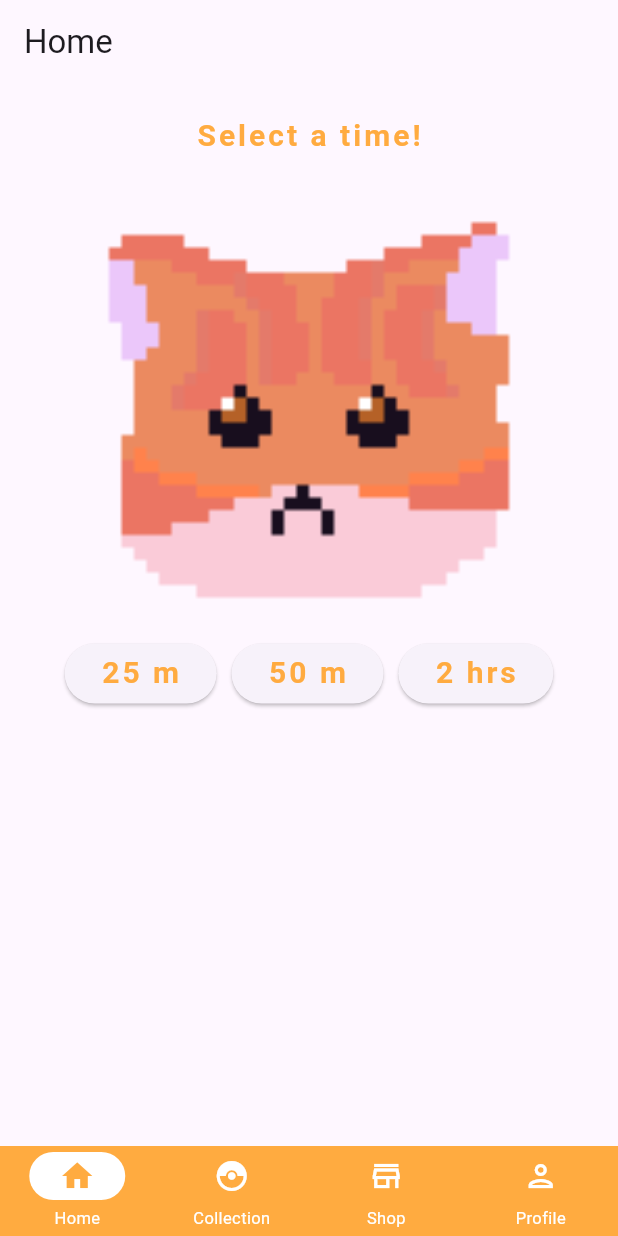
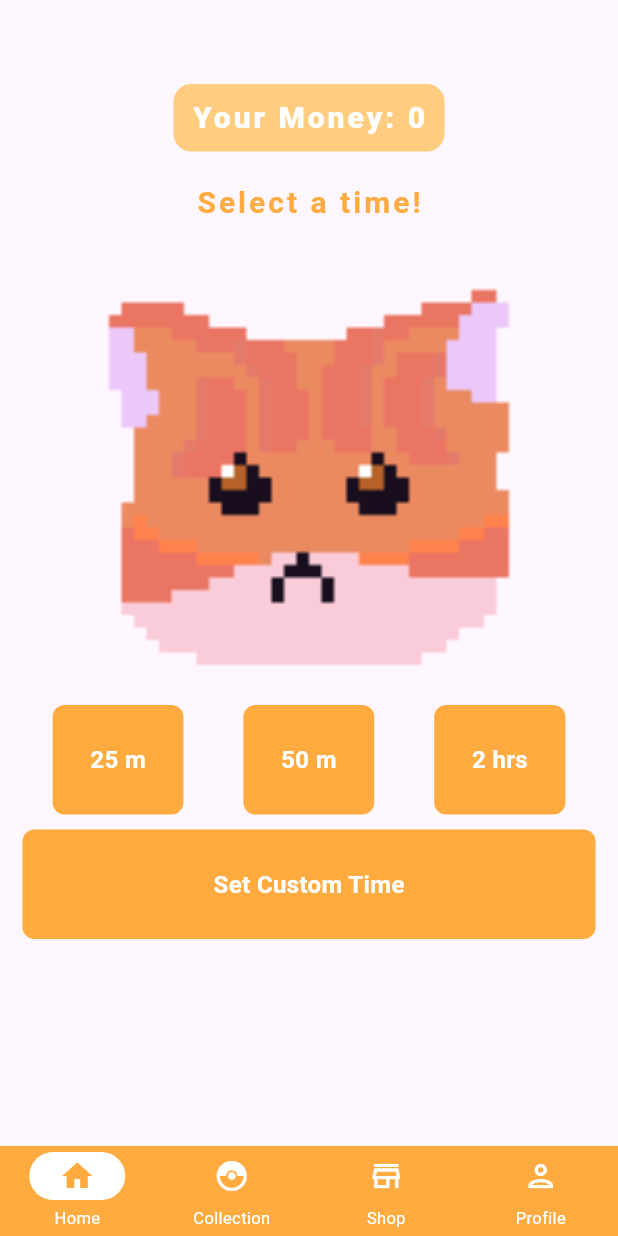
Before and after one commit to therealahnaf/meowdoro, a Flutter app: the screen it shows once a user with an empty profile is signed in, on a phone screen of 412 x 824 dp. Run offline on Flutter 3.47's test engine with Material 3 defaults, Android fonts, the phone set to English and light mode, and no system bars; our stand-ins replace cloud_firestore, firebase_auth, firebase_core; accounts and stored records are empty; network calls fail.

Commit message:
added currency

```diff
--- a/lib/components/button.dart
+++ b/lib/components/button.dart
@@ -12,7 +12,7 @@ class MyButton extends StatelessWidget {
       onTap: onTap,
       child: Container(
         padding: const EdgeInsets.all(25),
-        margin: const EdgeInsets.symmetric(horizontal: 35),
+        margin: const EdgeInsets.symmetric(horizontal: 15),
         decoration: BoxDecoration(
           color: Colors.orangeAccent,
           borderRadius: BorderRadius.circular(8),
--- a/lib/pages/app_pages/home_page.dart
+++ b/lib/pages/app_pages/home_page.dart
@@ -1,6 +1,9 @@
+import 'package:cloud_firestore/cloud_firestore.dart';
 import 'package:firebase_auth/firebase_auth.dart';
 import 'package:flutter/material.dart';
 import 'dart:async';
+
+import '../../components/button.dart';
 
 class HomePage extends StatefulWidget {
   const HomePage({super.key});
@@ -10,10 +13,20 @@ class HomePage extends StatefulWidget {
 }
 
 class _HomePageState extends State<HomePage> {
-  final user = FirebaseAuth.instance.currentUser!;
+  final userCredential = FirebaseAuth.instance.currentUser!;
 
-  int timeSelected = 25;
-  int _remainingTime = 25 * 60;
+  double timeSelected = 25;
+  double _remainingTime = 25 * 60;
+  int _userMoney = 404;
+  int newMoney = 0;
+
+  @override
+  void initState() {
+    super.initState();
+    // Fetch user money when the widget is initialized
+    getUserMoney();
+
+  }
 
   bool started = false;
   bool selected = false;
@@ -29,6 +42,26 @@ class _HomePageState extends State<HomePage> {
       return '${minutes.toString().padLeft(2, '0')}:${seconds.toString().padLeft(2, '0')}';
     } else {
       return '${hours.toString().padLeft(2, '0')}:${minutes.toString().padLeft(2, '0')}:${seconds.toString().padLeft(2, '0')}';
+    }
+  }
+
+  TimeOfDay _selectedTime = TimeOfDay(hour: 0, minute: 0);  // Initial time set to current time
+
+
+  // Function to open the time picker dialog and select a time
+  Future<void> _selectTime(BuildContext context) async {
+    final TimeOfDay? pickedTime = await showTimePicker(
+      context: context,
+      initialTime: _selectedTime,  // The time initially displayed on the picker
+    );
+
+    if (pickedTime != null && pickedTime != _selectedTime) {
+      setState(() {
+        _selectedTime = pickedTime;
+        timeSelected = (_selectedTime.hour * 3600) + (_selectedTime.minute * 60);
+        selected = true;
+        _remainingTime = timeSelected;// Update the selected time
+      });
     }
   }
 
@@ -70,14 +103,20 @@ class _HomePageState extends State<HomePage> {
   void startTimer() {
     if (selected){
       started = true;
-      circleButton_text = "STOP";
       _timer?.cancel(); // Cancel any previous timer before starting a new one
       _timer = Timer.periodic(const Duration(seconds: 1), (timer) {
         setState(() {
           if (_remainingTime > 0) {
             _remainingTime--;
+            if (_remainingTime % 2 == 0){
+              newMoney++;
+            }
           } else {
-            _timer?.cancel(); // Stop the timer when it reaches zero
+            _timer?.cancel();
+            setUserMoney();
+            getUserMoney();
+            started = false;
+            selected = false;
           }
         });
       });
@@ -85,15 +124,87 @@ class _HomePageState extends State<HomePage> {
 
   }
 
+  Future<void> getUserMoney() async {
+    try {
+      User? currentUser = FirebaseAuth.instance.currentUser;
+
+      if (currentUser != null) {
+        String uid = currentUser.uid;
+        DocumentSnapshot userDoc = await FirebaseFirestore.instance.collection("User Money").doc(uid).get();
+
+        if (userDoc.exists) {
+          int userMoney = userDoc['UserMoney'];
+
+
+            setState(() {
+              _userMoney = userMoney;
+            });
+
+// Assuming _userMoney is a state variable
+
+        } else {
+          print("User data not found.");
+        }
+      }
+    } catch (e) {
+      print("Error fetching user money: $e");
+    }
+  }
+
+  Future<void> setUserMoney() async {
+    try {
+      User? currentUser = FirebaseAuth.instance.currentUser;
+
+      if (currentUser != null) {
+        String uid = currentUser.uid;
+
+        await FirebaseFirestore.instance.collection("User Money").doc(uid).set({
+          'UserMoney': _userMoney + newMoney,
+        });
+
+        DocumentSnapshot userDoc = await FirebaseFirestore.instance.collection("User Money").doc(uid).get();
+
+        if (userDoc.exists) {
+          int userMoney = userDoc['UserMoney'];
+
+          _userMoney = userMoney;  // Assuming _userMoney is a state variable
+
+        } else {
+          print("User data not found.");
+        }
+      }
+    } catch (e) {
+      print("Error fetching user money: $e");
+    }
+  }
+
+
   @override
   Widget build(BuildContext context) {
     return Scaffold(
       body: Center(
           child: Column(
         children: [
+          Container(
+            padding: EdgeInsets.symmetric(horizontal: 12, vertical: 8), // Add padding around the text
+            decoration: BoxDecoration(
+              color: Colors.orange[200], // Background color
+              borderRadius: BorderRadius.circular(12), // Rounded corners
+            ),
+            child: Text(
+              "Your Money: $_userMoney",
+              style: TextStyle(
+                fontSize: 20, // Change the font size
+                fontWeight: FontWeight.w900, // Make the text bold
+                color: Colors.white, // Change the text color
+                letterSpacing: 2.0, // Increase spacing between letters
+              ),
+            ),
+          ),
+
           const SizedBox(height: 20),
           if (selected && !started)
-          Text("Selected: " + timeSelected.toString(),
+          Text("Selected: " + formatDuration(_remainingTime.toInt()).toString(),
               style: TextStyle(
                 fontSize: 20, // Change the font size
                 fontWeight: FontWeight.bold, // Make the text bold
@@ -110,7 +221,7 @@ class _HomePageState extends State<HomePage> {
               )
           ),
           if (started)
-            Text(formatDuration(_remainingTime),
+            Text(formatDuration(_remainingTime.toInt()),
                 style: TextStyle(
                   fontSize: 40, // Change the font size
                   fontWeight: FontWeight.bold, // Make the text bold
@@ -156,52 +267,31 @@ class _HomePageState extends State<HomePage> {
           Row(
             mainAxisAlignment: MainAxisAlignment.center,
             children: [
-              ElevatedButton(
-                onPressed: () {
-                  setTimeTwentyFive();
-                },
-                child: Text(
-                  '25 m',
-                  style: TextStyle(
-                    fontSize: 20, // Change the font size
-                    fontWeight: FontWeight.bold, // Make the text bold
-                    color: Colors.orangeAccent, // Change the text color
-                    letterSpacing: 2.0, // Increase spacing between letters
-                  ),
-                ),
+              MyButton(
+                text: "25 m",
+                onTap: setTimeTwentyFive,
               ),
               const SizedBox(width: 10),
-              ElevatedButton(
-                onPressed: () {
-                  setTimeFifty();
-                },
-                child: Text(
-                  '50 m',
-                  style: TextStyle(
-                    fontSize: 20, // Change the font size
-                    fontWeight: FontWeight.bold, // Make the text bold
-                    color: Colors.orangeAccent, // Change the text color
-                    letterSpacing: 2.0, // Increase spacing between letters
-                  ),
-                ),
+              MyButton(
+                text: "50 m",
+                onTap: setTimeFifty,
               ),
               const SizedBox(width: 10),
-              ElevatedButton(
-                onPressed: () {
-                  setTimeTwo();
-                },
-                child: Text(
-                  '2 hrs',
-                  style: TextStyle(
-                    fontSize: 20, // Change the font size
-                    fontWeight: FontWeight.bold, // Make the text bold
-                    color: Colors.orangeAccent, // Change the text color
-                    letterSpacing: 2.0, // Increase spacing between letters
-                  ),
-                ),
+              MyButton(
+                text: "2 hrs",
+                onTap: setTimeTwo,
               ),
+
+
             ],
           ),
+          const SizedBox(height: 10),
+          if (!started)
+            MyButton(
+              text: "Set Custom Time",
+              onTap: () => _selectTime(context),
+            ),
+
         ],
       )),
     );
--- a/lib/pages/main_home_page.dart
+++ b/lib/pages/main_home_page.dart
@@ -73,8 +73,7 @@ class _MainHomePageState extends State<MainHomePage> {
   Widget build(BuildContext context) {
     return Scaffold(
       appBar: AppBar(
-        title: Text(
-            MainHomePage.navigation[widget.currentIndex].label),
+
       ),
       body: page[widget.currentIndex],
       bottomNavigationBar: NavigationBarTheme(
```
Also changed, not shown: lib/pages/register_page.dart (+14 -15 lines).
